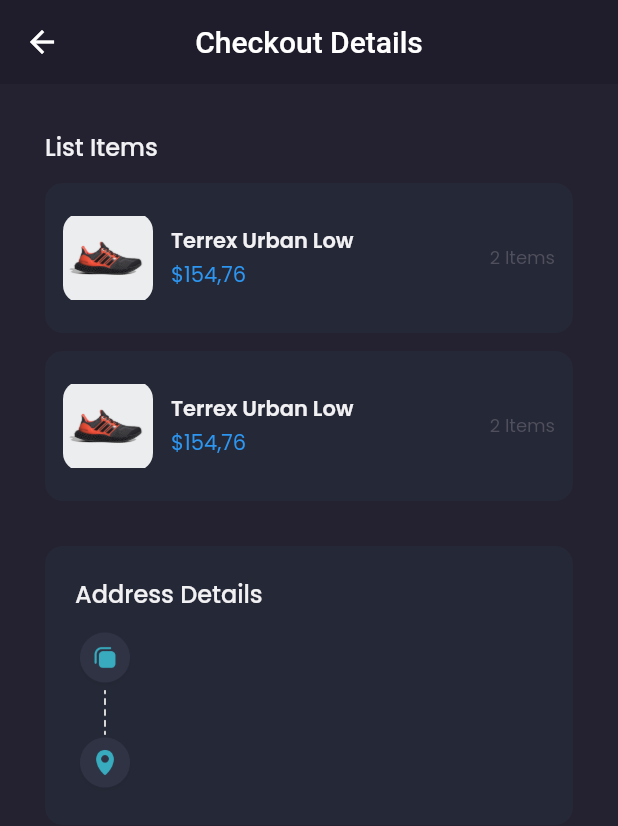
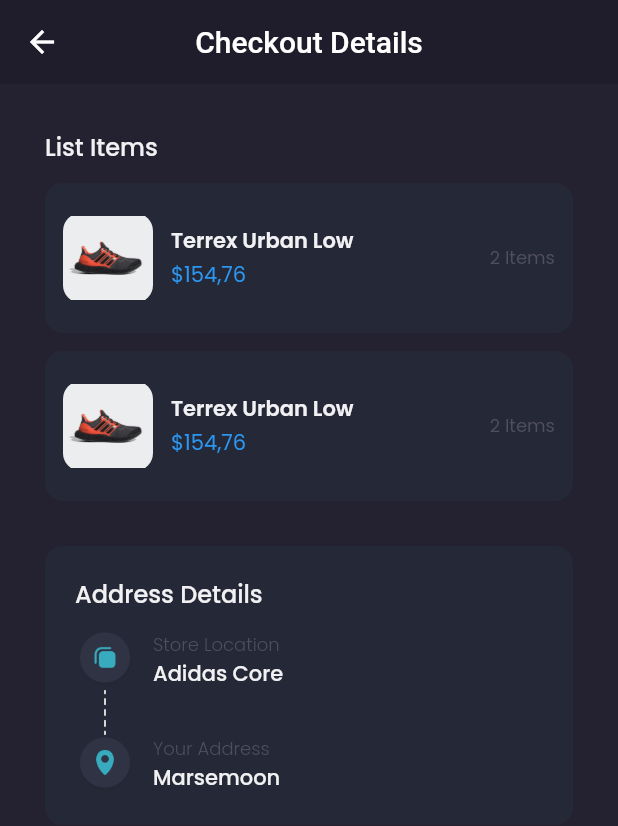
Before and after one commit to AsepCahyudin/saveshamo, a Flutter app: the CheckoutPage screen opened by its route, on a phone screen of 412 x 824 dp. Shown: the top 826 px of the screen. Run offline on Flutter 3.47's test engine with Material 2 defaults, Android fonts, the light colour scheme and no system bars; our stand-ins replace carousel_slider, google_fonts.

Commit message:
finish address details

```diff
--- a/lib/main.dart
+++ b/lib/main.dart
@@ -8,7 +8,6 @@
 import 'package:saveshamo/pages/sign_in_page.dart';
 import 'package:saveshamo/pages/sign_up_page.dart';
 import 'package:saveshamo/pages/splash_page.dart';
-import 'theme.dart';
 
 void main() => runApp(MyApp());
 
--- a/lib/pages/checkout_page.dart
+++ b/lib/pages/checkout_page.dart
@@ -83,6 +83,43 @@
                           width: 40,
                         ),
                       ],
+                    ),
+                    SizedBox(
+                      width: 12,
+                    ),
+                    Column(
+                      crossAxisAlignment: CrossAxisAlignment.start,
+                      children: [
+                        Text(
+                          'Store Location',
+                          style: secondaryTextStyle.copyWith(
+                            fontSize: 12,
+                            fontWeight: light,
+                          ),
+                        ),
+                        Text(
+                          'Adidas Core',
+                          style: primaryTextStyle.copyWith(
+                            fontWeight: medium,
+                          ),
+                        ),
+                        SizedBox(
+                          height: defaultMargin,
+                        ),
+                        Text(
+                          'Your Address',
+                          style: secondaryTextStyle.copyWith(
+                            fontSize: 12,
+                            fontWeight: light,
+                          ),
+                        ),
+                        Text(
+                          'Marsemoon',
+                          style: primaryTextStyle.copyWith(
+                            fontWeight: medium,
+                          ),
+                        ),
+                      ],
                     )
                   ],
                 )
```
